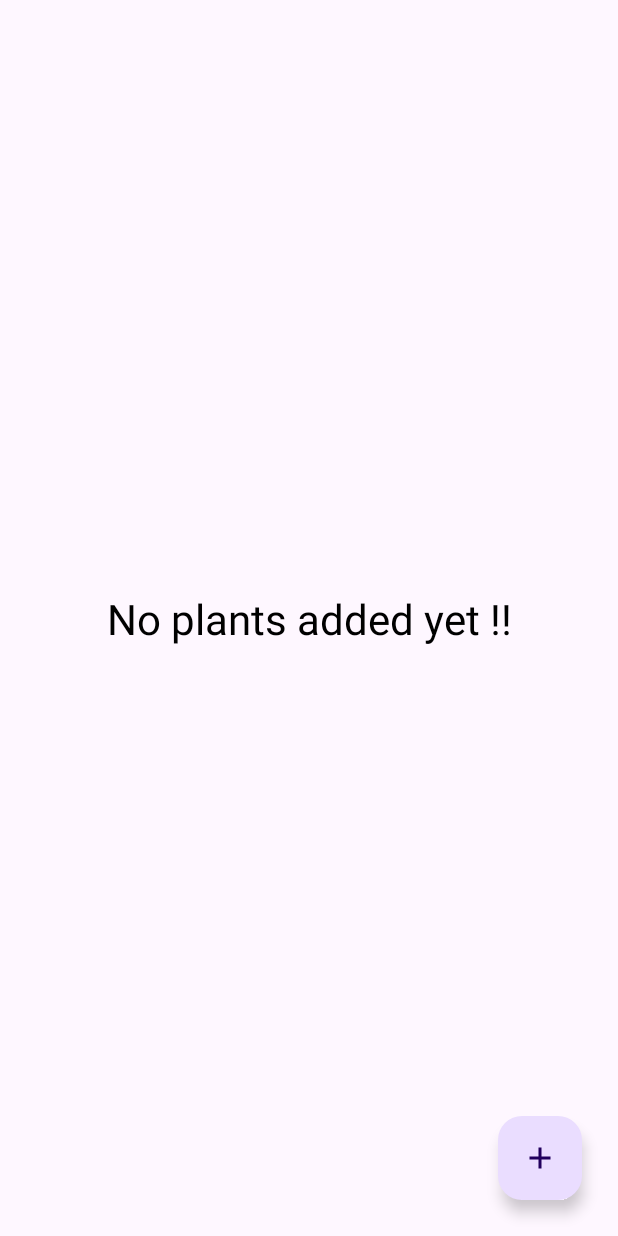
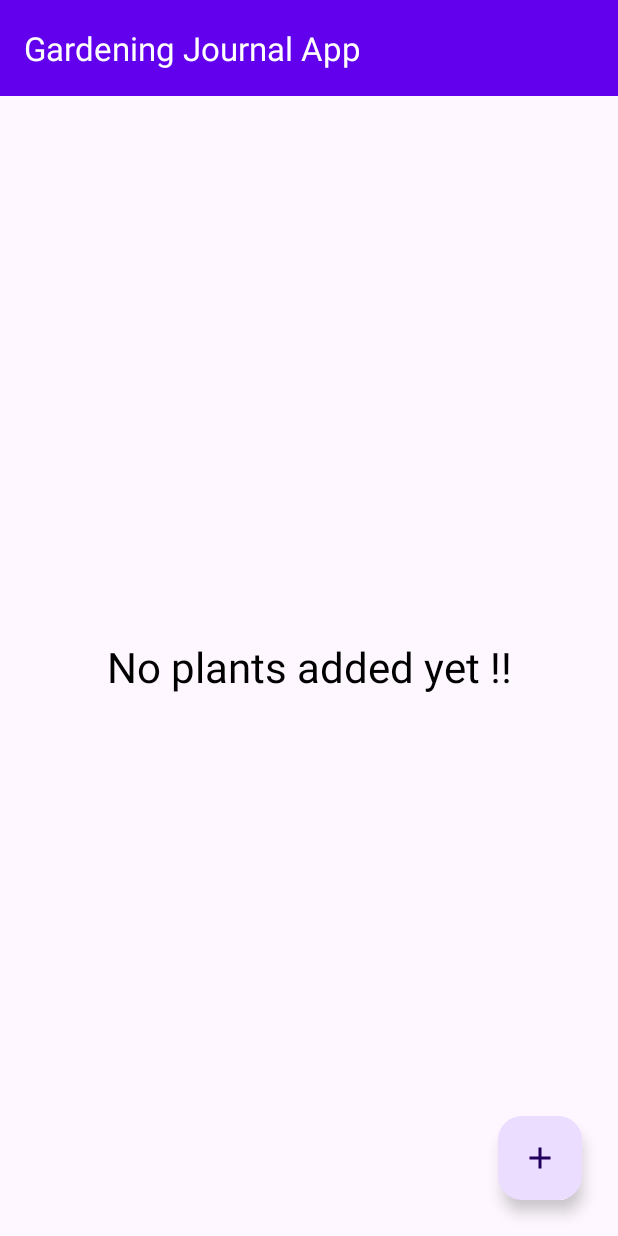
Before and after one commit to madhavth/Gardening-Journal-App, an Android app: the fragment HomeFragment shown on its own in the app's theme, on a phone screen of 412 x 824 dp. Run offline under Robolectric (Android 15) with nearby library versions, the phone set to English and light mode, and no system bars; our stand-ins replace Dagger/Hilt's generated code, Room's generated code.

Commit message:
added material app bar

```diff
--- a/app/src/main/res/layout/fragment_home.xml
+++ b/app/src/main/res/layout/fragment_home.xml
@@ -10,10 +10,21 @@
         android:layout_width="match_parent"
         android:layout_height="match_parent">
 
+        <com.google.android.material.appbar.MaterialToolbar
+            android:layout_width="match_parent"
+            android:layout_height="?attr/actionBarSize"
+            app:layout_constraintTop_toTopOf="parent"
+            android:background="@color/colorPrimary"
+            android:id="@+id/actionBar"
+            app:title="@string/app_name"
+            app:titleTextColor="@color/white"
+            />
+
+
         <TextView
+            app:layout_constraintTop_toBottomOf="@id/actionBar"
             app:layout_constraintStart_toStartOf="parent"
             app:layout_constraintEnd_toEndOf="parent"
-            app:layout_constraintTop_toTopOf="parent"
             app:layout_constraintBottom_toBottomOf="parent"
             android:id="@+id/tv_no_plants_added"
             android:layout_width="wrap_content"
@@ -23,12 +34,14 @@
             android:textSize="28sp" />
 
         <androidx.recyclerview.widget.RecyclerView
+            app:layout_constraintTop_toBottomOf="@id/actionBar"
             android:id="@+id/rv_plants"
             android:layout_width="match_parent"
-            android:layout_height="match_parent"
+            android:layout_height="0dp"
             android:visibility="gone"
             tools:visibility="visible"
             tools:listitem="@layout/item_plant"
+            app:layout_constraintBottom_toBottomOf="parent"
             app:layoutManager="androidx.recyclerview.widget.LinearLayoutManager"
             />
 
--- a/app/src/main/res/values/colors.xml
+++ b/app/src/main/res/values/colors.xml
@@ -2,4 +2,5 @@
 <resources>
     <color name="black">#FF000000</color>
     <color name="white">#FFFFFFFF</color>
+    <color name="colorPrimary">#FF6200EE</color>
 </resources>
```
